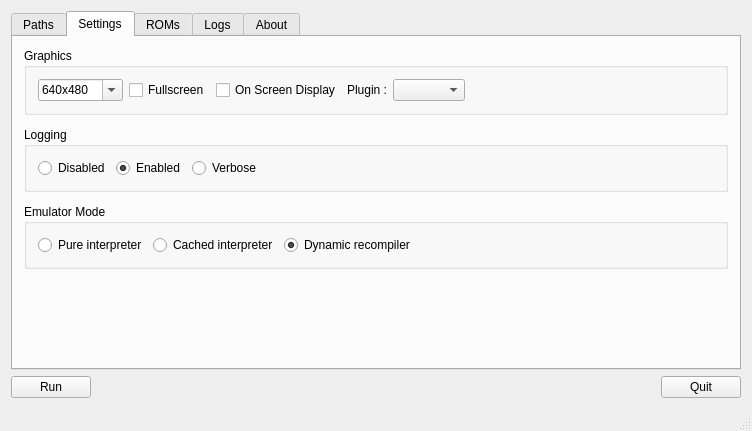
Above: mainwindow.ui from ZachBacon/cutempen before the change. Below: the same form after it.
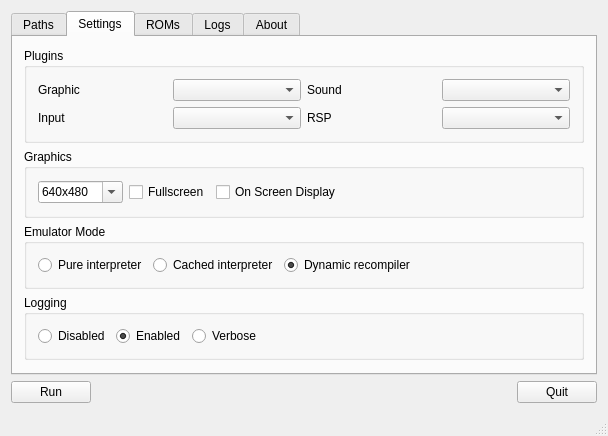
That is the form after the change. The open tabs and pages were chosen to show the change.

Commit message: - Added support for detecting and selecting all plugin types. - Updated french translation.

Patch:
```diff
--- a/mainwindow.ui
+++ b/mainwindow.ui
@@ -6,8 +6,8 @@
    <rect>
     <x>0</x>
     <y>0</y>
-    <width>752</width>
-    <height>431</height>
+    <width>608</width>
+    <height>433</height>
    </rect>
   </property>
   <property name="sizePolicy">
@@ -20,7 +20,7 @@
    <string>CuteMupen</string>
   </property>
   <widget class="QWidget" name="centralWidget">
-   <layout class="QGridLayout" name="gridLayout">
+   <layout class="QGridLayout" name="gridLayout_9">
     <item row="0" column="0">
      <layout class="QGridLayout" name="gl_Main">
       <property name="sizeConstraint">
@@ -172,13 +172,138 @@
          <attribute name="title">
           <string>Settings</string>
          </attribute>
-         <layout class="QGridLayout" name="gridLayout_3">
+         <layout class="QGridLayout" name="gridLayout_8">
+          <item row="0" column="0">
+           <layout class="QGridLayout" name="gridLayout_6">
+            <item row="0" column="0">
+             <widget class="QGroupBox" name="gb_Plugins">
+              <property name="title">
+               <string>Plugins</string>
+              </property>
+              <layout class="QGridLayout" name="gridLayout_13">
+               <item row="0" column="0">
+                <layout class="QGridLayout" name="gridLayout_11">
+                 <item row="0" column="0">
+                  <widget class="QLabel" name="lb_GfxPlugin">
+                   <property name="text">
+                    <string>Graphic</string>
+                   </property>
+                  </widget>
+                 </item>
+                 <item row="0" column="1">
+                  <widget class="QComboBox" name="cb_GfxPlugin"/>
+                 </item>
+                 <item row="0" column="2">
+                  <widget class="QLabel" name="lb_Sound">
+                   <property name="text">
+                    <string>Sound</string>
+                   </property>
+                  </widget>
+                 </item>
+                 <item row="0" column="3">
+                  <widget class="QComboBox" name="cb_SndPlugin"/>
+                 </item>
           <item row="1" column="0">
-           <layout class="QGridLayout" name="gl_Settings" rowstretch="0,0,0,0" columnstretch="0,0,0">
-            <property name="verticalSpacing">
-             <number>12</number>
-            </property>
-            <item row="3" column="0" colspan="3">
+                  <widget class="QLabel" name="lb_Input">
+                   <property name="text">
+                    <string>Input</string>
+                   </property>
+                  </widget>
+                 </item>
+                 <item row="1" column="1">
+                  <widget class="QComboBox" name="cb_InpPlugin"/>
+                 </item>
+                 <item row="1" column="2">
+                  <widget class="QLabel" name="lb_RspPlugin">
+                   <property name="text">
+                    <string>RSP</string>
+                   </property>
+                  </widget>
+                 </item>
+                 <item row="1" column="3">
+                  <widget class="QComboBox" name="cb_RspPlugin"/>
+                 </item>
+                </layout>
+               </item>
+              </layout>
+             </widget>
+            </item>
+            <item row="1" column="0">
+             <widget class="QGroupBox" name="gb_Graphics">
+              <property name="sizePolicy">
+               <sizepolicy hsizetype="Expanding" vsizetype="Expanding">
+                <horstretch>0</horstretch>
+                <verstretch>0</verstretch>
+               </sizepolicy>
+              </property>
+              <property name="title">
+               <string>Graphics</string>
+              </property>
+              <layout class="QGridLayout" name="gridLayout">
+               <item row="0" column="0">
+                <widget class="QComboBox" name="cb_Resolution">
+                 <property name="maximumSize">
+                  <size>
+                   <width>110</width>
+                   <height>16777215</height>
+                  </size>
+                 </property>
+                 <property name="editable">
+                  <bool>true</bool>
+                 </property>
+                 <item>
+                  <property name="text">
+                   <string>640x480</string>
+                  </property>
+                 </item>
+                 <item>
+                  <property name="text">
+                   <string>720x480</string>
+                  </property>
+                 </item>
+                 <item>
+                  <property name="text">
+                   <string>800x600</string>
+                  </property>
+                 </item>
+                 <item>
+                  <property name="text">
+                   <string>1024x768</string>
+                  </property>
+                 </item>
+                </widget>
+               </item>
+               <item row="0" column="1">
+                <widget class="QCheckBox" name="cb_Fullscreen">
+                 <property name="text">
+                  <string>Fullscreen</string>
+                 </property>
+                </widget>
+               </item>
+               <item row="0" column="2">
+                <widget class="QCheckBox" name="cb_OSD">
+                 <property name="text">
+                  <string>On Screen Display</string>
+                 </property>
+                </widget>
+               </item>
+               <item row="0" column="3">
+                <spacer name="horizontalSpacer_2">
+                 <property name="orientation">
+                  <enum>Qt::Horizontal</enum>
+                 </property>
+                 <property name="sizeHint" stdset="0">
+                  <size>
+                   <width>172</width>
+                   <height>24</height>
+                  </size>
+                 </property>
+                </spacer>
+               </item>
+              </layout>
+             </widget>
+            </item>
+            <item row="2" column="0">
              <widget class="QGroupBox" name="gb_EmuMode">
               <property name="sizePolicy">
                <sizepolicy hsizetype="Expanding" vsizetype="Expanding">
@@ -189,9 +314,7 @@
               <property name="title">
                <string>Emulator Mode</string>
               </property>
-              <layout class="QGridLayout" name="gridLayout_11">
-               <item row="0" column="0">
-                <layout class="QGridLayout" name="gridLayout_6">
+              <layout class="QGridLayout" name="gridLayout_3">
                  <item row="0" column="0">
                   <widget class="QRadioButton" name="rb_PureInterpreter">
                    <property name="text">
@@ -223,18 +346,16 @@
                    </property>
                    <property name="sizeHint" stdset="0">
                     <size>
-                     <width>40</width>
+                   <width>75</width>
                      <height>20</height>
                     </size>
                    </property>
                   </spacer>
                  </item>
                 </layout>
-               </item>
-              </layout>
              </widget>
             </item>
-            <item row="2" column="0" colspan="3">
+            <item row="3" column="0">
              <widget class="QGroupBox" name="gb_Logging">
               <property name="sizePolicy">
                <sizepolicy hsizetype="Expanding" vsizetype="Expanding">
@@ -293,106 +414,17 @@
               </layout>
              </widget>
             </item>
-            <item row="0" column="0" rowspan="2" colspan="3">
-             <widget class="QGroupBox" name="gb_Graphics">
-              <property name="sizePolicy">
-               <sizepolicy hsizetype="Expanding" vsizetype="Expanding">
-                <horstretch>0</horstretch>
-                <verstretch>0</verstretch>
-               </sizepolicy>
-              </property>
-              <property name="title">
-               <string>Graphics</string>
-              </property>
-              <layout class="QGridLayout" name="gridLayout_9">
-               <item row="0" column="0">
-                <layout class="QGridLayout" name="gridLayout_8">
-                 <item row="0" column="1">
-                  <widget class="QComboBox" name="cb_Resolution">
-                   <property name="maximumSize">
-                    <size>
-                     <width>110</width>
-                     <height>16777215</height>
-                    </size>
-                   </property>
-                   <property name="editable">
-                    <bool>true</bool>
-                   </property>
-                   <item>
-                    <property name="text">
-                     <string>640x480</string>
-                    </property>
-                   </item>
-                   <item>
-                    <property name="text">
-                     <string>720x480</string>
-                    </property>
-                   </item>
-                   <item>
-                    <property name="text">
-                     <string>800x600</string>
-                    </property>
-                   </item>
-                   <item>
-                    <property name="text">
-                     <string>1024x768</string>
-                    </property>
-                   </item>
-                  </widget>
-                 </item>
-                 <item row="0" column="3">
-                  <widget class="QCheckBox" name="cb_OSD">
-                   <property name="text">
-                    <string>On Screen Display</string>
-                   </property>
-                  </widget>
-                 </item>
-                 <item row="0" column="6">
-                  <spacer name="horizontalSpacer_2">
-                   <property name="orientation">
-                    <enum>Qt::Horizontal</enum>
-                   </property>
-                   <property name="sizeHint" stdset="0">
-                    <size>
-                     <width>40</width>
-                     <height>20</height>
-                    </size>
-                   </property>
-                  </spacer>
-                 </item>
-                 <item row="0" column="2">
-                  <widget class="QCheckBox" name="cb_Fullscreen">
-                   <property name="text">
-                    <string>Fullscreen</string>
-                   </property>
-                  </widget>
-                 </item>
-                 <item row="0" column="4">
-                  <widget class="QLabel" name="lb_GfxPlugin">
-                   <property name="text">
-                    <string>Plugin :</string>
-                   </property>
-                  </widget>
-                 </item>
-                 <item row="0" column="5">
-                  <widget class="QComboBox" name="cb_GfxPlugin"/>
-                 </item>
-                </layout>
-               </item>
-              </layout>
-             </widget>
-            </item>
-           </layout>
-          </item>
-          <item row="2" column="0">
+           </layout>
+          </item>
+          <item row="1" column="0">
            <spacer name="verticalSpacer">
             <property name="orientation">
              <enum>Qt::Vertical</enum>
             </property>
             <property name="sizeHint" stdset="0">
              <size>
-              <width>20</width>
-              <height>40</height>
+              <width>536</width>
+              <height>2</height>
              </size>
             </property>
            </spacer>
```
Lines whose indentation alone changed are shown as unchanged. The commit also changes 6 other files.
